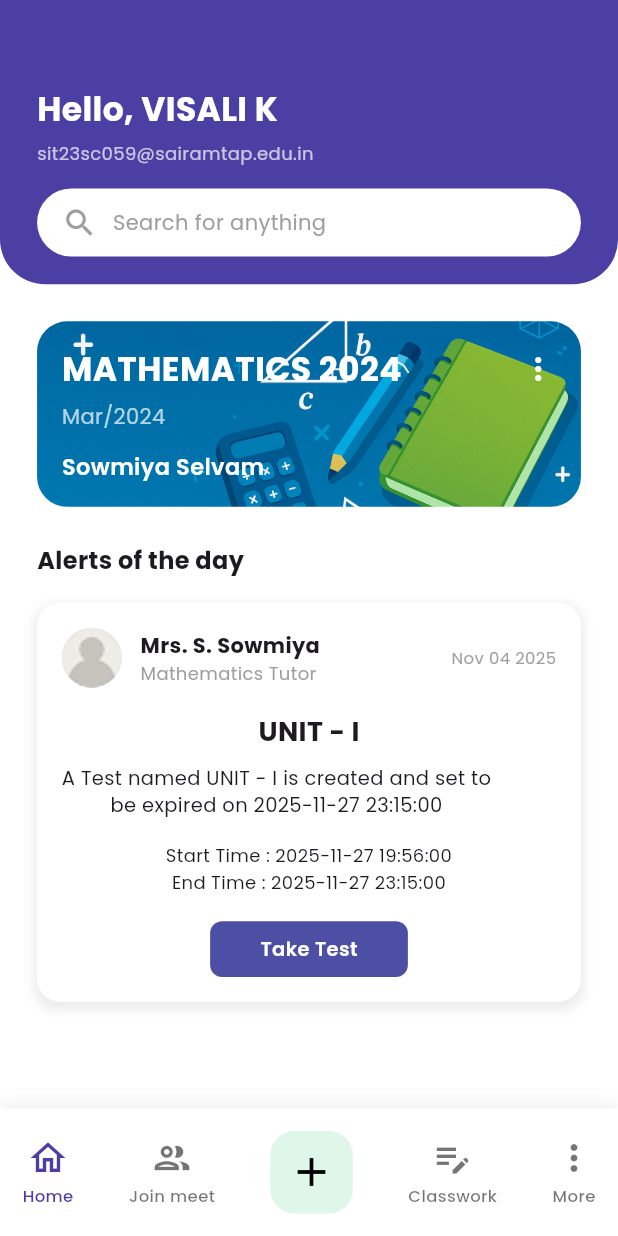
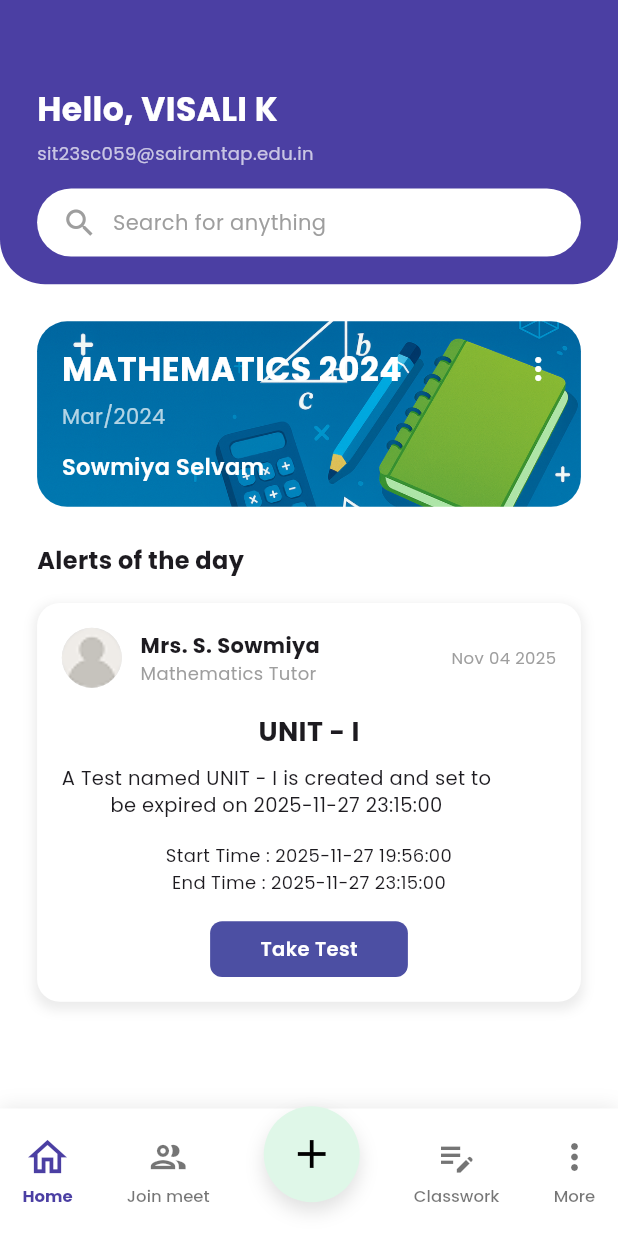
Before and after one commit to Balaji2327/KK360, a Flutter app: the ActivityWallScreen screen opened directly, scrolled down 74 dp, after a tap on "Home", on a phone screen of 412 x 824 dp. Run offline on Flutter 3.47's test engine with Material 3 defaults, Android fonts, the light colour scheme and no system bars.

Commit message:
NavBar updated

```diff
--- a/lib/widgets/student_bottom_nav.dart
+++ b/lib/widgets/student_bottom_nav.dart
@@ -15,45 +15,53 @@ class StudentBottomNav extends StatefulWidget {
 }
 
 class _StudentBottomNavState extends State<StudentBottomNav> {
+  // Create a page route with a smooth slide transition
+  PageRouteBuilder _createRoute(Widget page, bool forward) {
+    return PageRouteBuilder(
+      transitionDuration: const Duration(milliseconds: 300),
+      reverseTransitionDuration: const Duration(milliseconds: 300),
+      pageBuilder: (context, animation, secondaryAnimation) => page,
+      transitionsBuilder: (context, animation, secondaryAnimation, child) {
+        final offsetAnim = Tween<Offset>(
+          begin: Offset(forward ? 1.0 : -1.0, 0.0),
+          end: Offset.zero,
+        ).animate(CurvedAnimation(parent: animation, curve: Curves.easeOut));
+        final fade = CurvedAnimation(parent: animation, curve: Curves.easeIn);
+        return SlideTransition(
+          position: offsetAnim,
+          child: FadeTransition(opacity: fade, child: child),
+        );
+      },
+    );
+  }
+
   void _navigate(BuildContext context, int index) {
     if (index == widget.currentIndex) return;
 
+    // determine forward/back direction for transition
+    final forward = index > widget.currentIndex;
+
+    Widget page;
     switch (index) {
       case 0:
-        Navigator.pushReplacement(
-          context,
-          MaterialPageRoute(builder: (_) => const StudentHomeScreen()),
-        );
+        page = const StudentHomeScreen();
         break;
-
       case 1:
-        Navigator.pushReplacement(
-          context,
-          MaterialPageRoute(builder: (_) => const JoinMeetScreen()),
-        );
+        page = const JoinMeetScreen();
         break;
-
       case 2:
-        Navigator.pushReplacement(
-          context,
-          MaterialPageRoute(builder: (_) => const JoinClassScreen()),
-        );
+        page = const JoinClassScreen();
         break;
-
       case 3:
-        Navigator.pushReplacement(
-          context,
-          MaterialPageRoute(builder: (_) => const CoursesScreen()),
-        );
+        page = const CoursesScreen();
         break;
-
       case 4:
-        Navigator.pushReplacement(
-          context,
-          MaterialPageRoute(builder: (_) => const MoreFeaturesScreen()),
-        );
+      default:
+        page = const MoreFeaturesScreen();
         break;
     }
+
+    Navigator.of(context).pushReplacement(_createRoute(page, forward));
   }
 
   @override
@@ -93,18 +101,34 @@ class _StudentBottomNavState extends State<StudentBottomNav> {
             onTap: () => _navigate(context, 1),
           ),
 
-          // CENTER ADD BUTTON
-          GestureDetector(
-            onTap: () => _navigate(context, 2),
-            child: Container(
-              height: 55,
-              width: 55,
-              decoration: BoxDecoration(
-                color: const Color(0xffDFF7E8), // your light green
-                borderRadius: BorderRadius.circular(16),
-              ),
-              child: const Center(
-                child: Icon(Icons.add, size: 32, color: Colors.black),
+          // CENTER CIRCULAR ADD BUTTON (floating feel)
+          // We slightly translate it up to give an overlapping floating effect
+          Transform.translate(
+            offset: const Offset(0, -12),
+            child: Material(
+              color: Colors.transparent,
+              child: Container(
+                height: 64,
+                width: 64,
+                decoration: BoxDecoration(
+                  color: const Color(0xffDFF7E8), // light green
+                  shape: BoxShape.circle,
+                  boxShadow: [
+                    BoxShadow(
+                      color: Colors.black.withOpacity(0.12),
+                      blurRadius: 10,
+                      offset: const Offset(0, 6),
+                    ),
+                  ],
+                ),
+                child: InkWell(
+                  customBorder: const CircleBorder(),
+                  onTap: () => _navigate(context, 2),
+                  splashColor: Colors.white24,
+                  child: const Center(
+                    child: Icon(Icons.add, size: 32, color: Colors.black),
+                  ),
+                ),
               ),
             ),
           ),
@@ -135,24 +159,33 @@ class _StudentBottomNavState extends State<StudentBottomNav> {
     required bool isActive,
     required VoidCallback onTap,
   }) {
+    // implicit animations for smooth active state changes
     return GestureDetector(
+      behavior: HitTestBehavior.opaque,
       onTap: onTap,
       child: Column(
         mainAxisAlignment: MainAxisAlignment.center,
         children: [
-          Icon(
-            icon,
-            size: 28,
-            color: isActive ? Color(0xFF4B3FA3) : Colors.black54,
+          AnimatedScale(
+            scale: isActive ? 1.12 : 1.0,
+            duration: const Duration(milliseconds: 180),
+            curve: Curves.easeOut,
+            child: Icon(
+              icon,
+              size: 28,
+              color: isActive ? const Color(0xFF4B3FA3) : Colors.black54,
+            ),
           ),
-          const SizedBox(height: 3),
-          Text(
-            label,
+          const SizedBox(height: 4),
+          AnimatedDefaultTextStyle(
+            duration: const Duration(milliseconds: 180),
             style: TextStyle(
+              fontFamily: 'Poppins',
               fontSize: 11,
-              color: isActive ? Color(0xFF4B3FA3) : Colors.black54,
-              fontWeight: FontWeight.w500,
+              color: isActive ? const Color(0xFF4B3FA3) : Colors.black54,
+              fontWeight: isActive ? FontWeight.w700 : FontWeight.w500,
             ),
+            child: Text(label),
           ),
         ],
       ),
```
